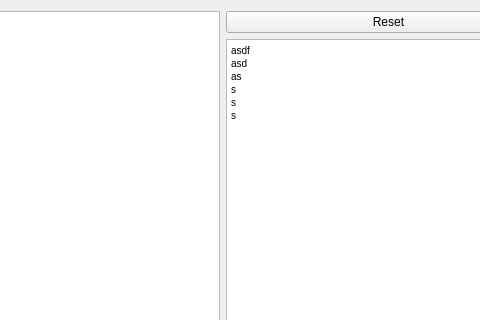
The window that chesswindow.ui (Rattlesnek/ICP) describes before a commit, drawn with Qt 5; both pictures show x 116 to 596 and y 0 to 320 of the 678 by 476 pixel window.
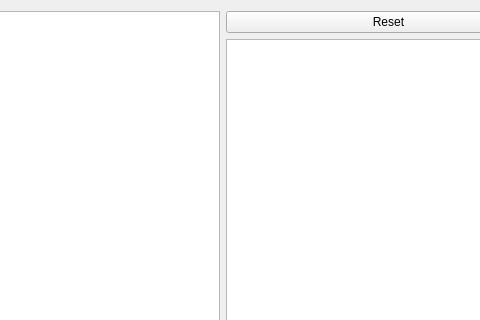
The same window after the commit.

The edit to the form file:
```diff
--- a/chesswindow.ui
+++ b/chesswindow.ui
@@ -42,12 +42,7 @@
 &lt;html&gt;&lt;head&gt;&lt;meta name=&quot;qrichtext&quot; content=&quot;1&quot; /&gt;&lt;style type=&quot;text/css&quot;&gt;
 p, li { white-space: pre-wrap; }
 &lt;/style&gt;&lt;/head&gt;&lt;body style=&quot; font-family:'MS Shell Dlg 2'; font-size:7.8pt; font-weight:400; font-style:normal;&quot;&gt;
-&lt;p style=&quot; margin-top:0px; margin-bottom:0px; margin-left:0px; margin-right:0px; -qt-block-indent:0; text-indent:0px;&quot;&gt;asdf&lt;/p&gt;
-&lt;p style=&quot; margin-top:0px; margin-bottom:0px; margin-left:0px; margin-right:0px; -qt-block-indent:0; text-indent:0px;&quot;&gt;asd&lt;/p&gt;
-&lt;p style=&quot; margin-top:0px; margin-bottom:0px; margin-left:0px; margin-right:0px; -qt-block-indent:0; text-indent:0px;&quot;&gt;as&lt;/p&gt;
-&lt;p style=&quot; margin-top:0px; margin-bottom:0px; margin-left:0px; margin-right:0px; -qt-block-indent:0; text-indent:0px;&quot;&gt;s&lt;/p&gt;
-&lt;p style=&quot; margin-top:0px; margin-bottom:0px; margin-left:0px; margin-right:0px; -qt-block-indent:0; text-indent:0px;&quot;&gt;s&lt;/p&gt;
-&lt;p style=&quot; margin-top:0px; margin-bottom:0px; margin-left:0px; margin-right:0px; -qt-block-indent:0; text-indent:0px;&quot;&gt;s&lt;/p&gt;&lt;/body&gt;&lt;/html&gt;</string>
+&lt;p style=&quot;-qt-paragraph-type:empty; margin-top:0px; margin-bottom:0px; margin-left:0px; margin-right:0px; -qt-block-indent:0; text-indent:0px;&quot;&gt;&lt;br /&gt;&lt;/p&gt;&lt;/body&gt;&lt;/html&gt;</string>
        </property>
       </widget>
      </item>
```
